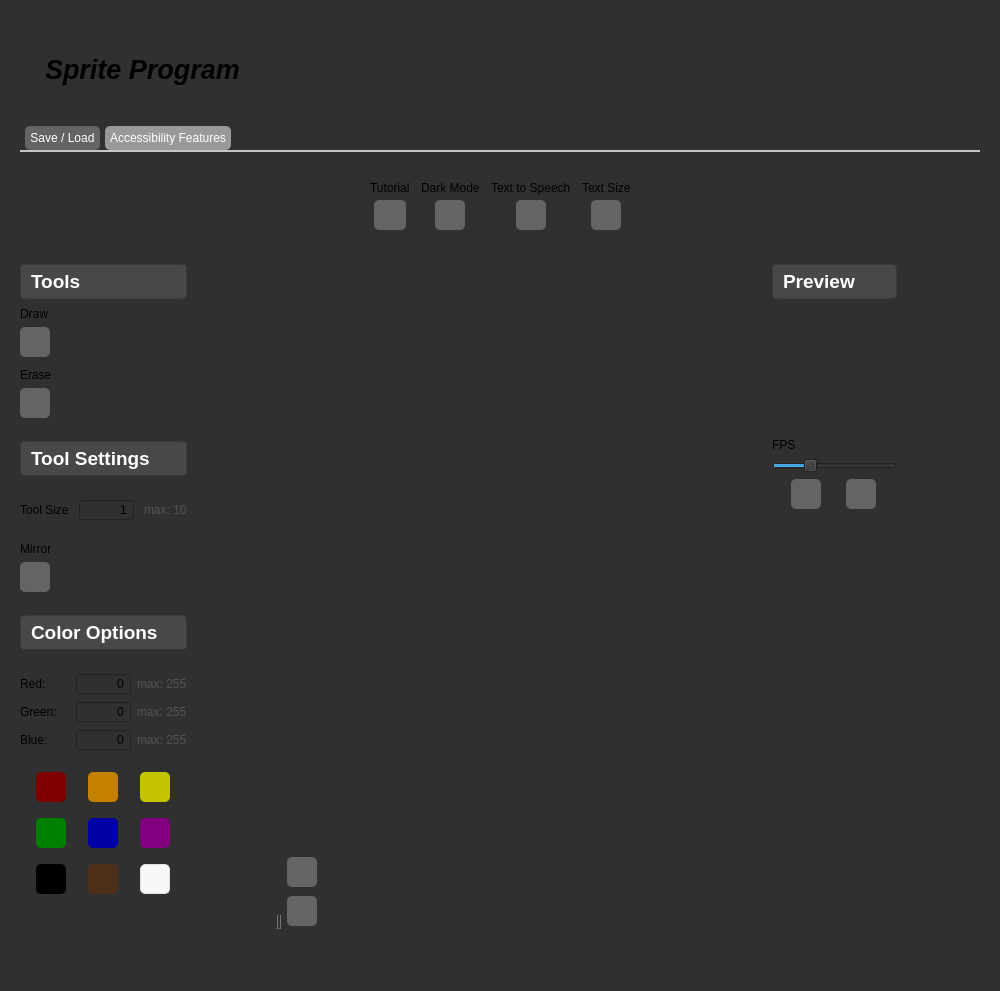
landonwest815/sprite-editor, file mainwindow.ui: the form before one commit.
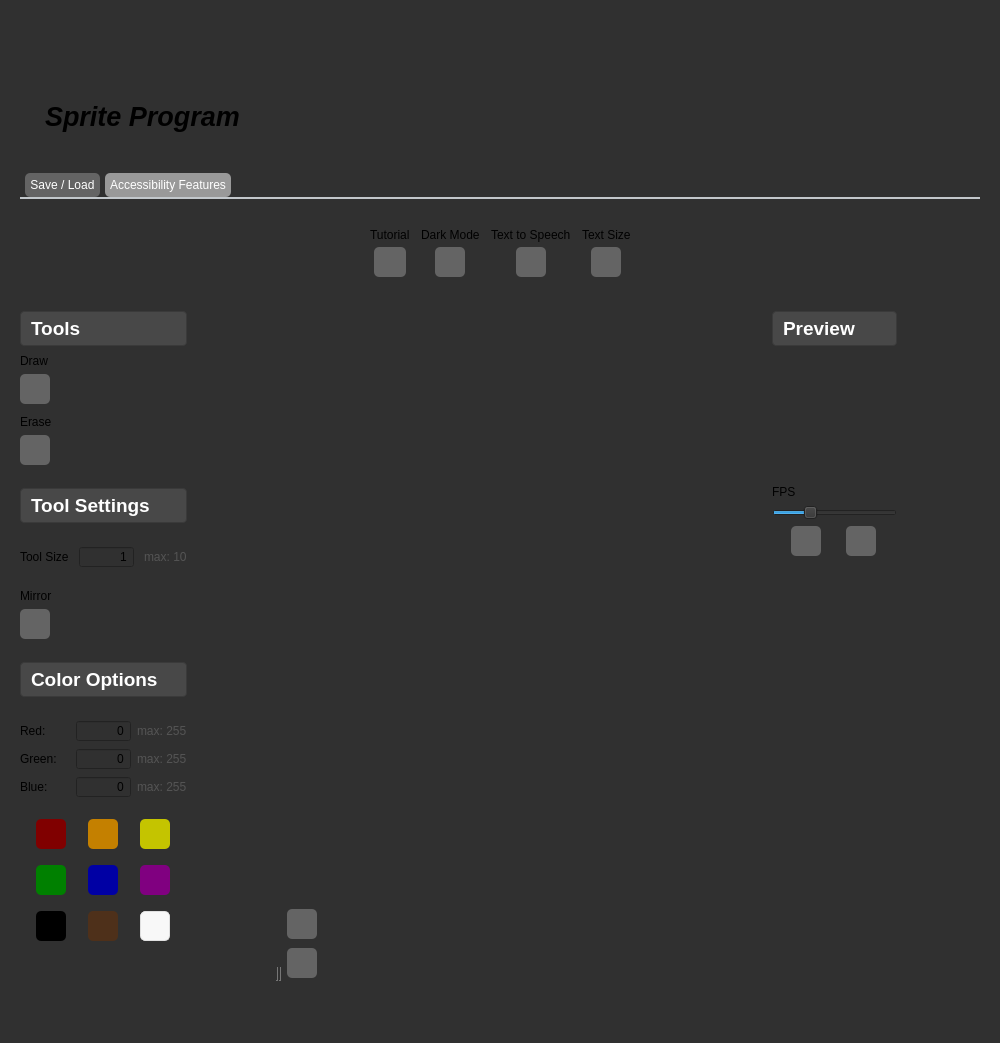
The form after the commit. Icons and pictures are not drawn.

Commit message: Improved Look of Close Buttons

The edit to the form file:
```diff
--- a/mainwindow.ui
+++ b/mainwindow.ui
@@ -7,7 +7,7 @@
     <x>0</x>
     <y>0</y>
     <width>1000</width>
-    <height>991</height>
+    <height>1043</height>
    </rect>
   </property>
   <property name="windowTitle">
```
The commit also changes 1 other file.
